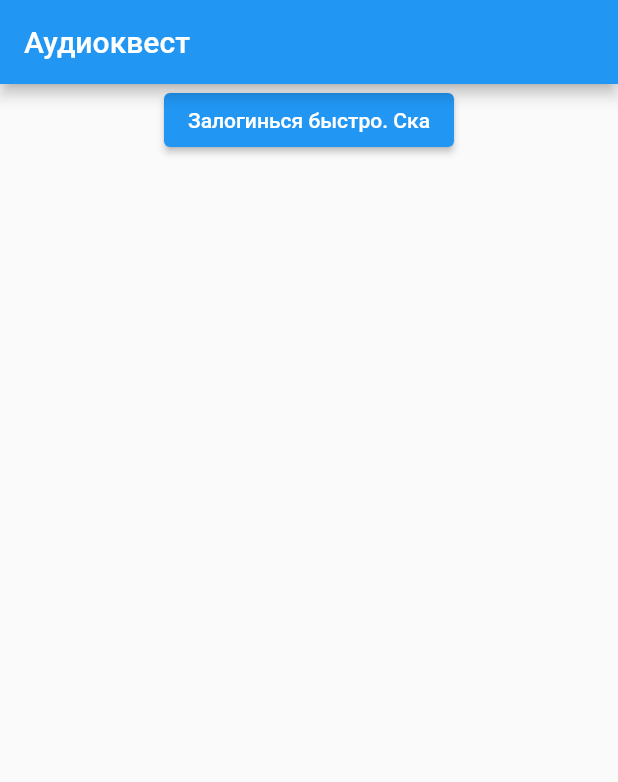
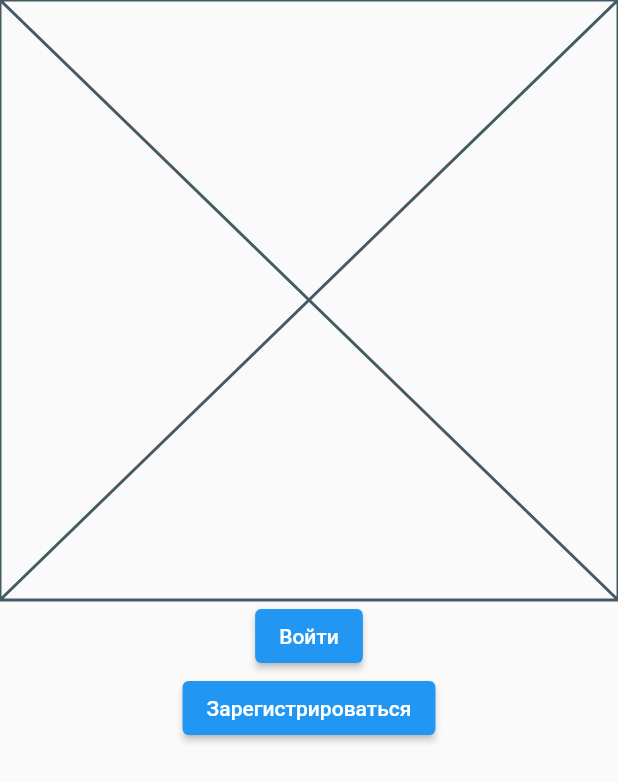
Before and after one commit to zhizhilev/audio_quest, a Flutter app: the screen it shows after launch, on a phone screen of 412 x 824 dp. Shown: the top 782 px of the screen. Run offline on Flutter 3.47's test engine with Material 2 defaults, Android fonts, the phone set to English and light mode, and no system bars; our stand-ins replace dio, flutter_mobx, just_audio, mobx, rxdart, speech_to_text; generated files the repository leaves out were written again.

Commit message:
begin navigation продолжение

```diff
--- a/lib/internal/application.dart
+++ b/lib/internal/application.dart
@@ -1,3 +1,4 @@
+import 'package:audio_quest/presentation/main.dart';
 import 'package:flutter/material.dart';
 import 'package:audio_quest/presentation/home.dart';
 import 'package:audio_quest/presentation/login.dart';
@@ -22,7 +23,13 @@ class _AppBodyState extends State<AppBody> {
   @override
   Widget build(BuildContext context) {
     return MaterialApp(
-      home: Login()
+      // home: Login()
+      initialRoute: '/',
+      routes: {
+        '/': (context) => Main(),
+        '/login': (context) => Login(),
+        '/home': (context) => Home(),
+      },
     );
   }
 
--- a/lib/presentation/login.dart
+++ b/lib/presentation/login.dart
@@ -1,10 +1,4 @@
-import 'package:audio_quest/presentation/home.dart';
 import 'package:flutter/material.dart';
-import 'package:rxdart/rxdart.dart';
-
-import 'package:flutter_mobx/flutter_mobx.dart';
-import 'package:audio_quest/domain/state/home/home_state.dart';
-import 'package:audio_quest/internal/dependencies/home_module.dart';
 
 class Login extends StatefulWidget {
   @override
@@ -33,9 +27,7 @@ class _LoginState extends State<Login> {
             ElevatedButton(
                 child: Text("Залогинься быстро. Ска"),
                 onPressed: () {
-                  Navigator.push(context, MaterialPageRoute(
-                      builder: (context) => Home()
-                  ));
+                  Navigator.pushNamed(context, '/home');
                 }),
 
 
--- /dev/null
+++ b/lib/presentation/main.dart
@@ -0,0 +1,49 @@
+import 'package:flutter/material.dart';
+
+class Main extends StatefulWidget {
+  @override
+  _MainState createState() => _MainState();
+}
+
+class _MainState extends State<Main> {
+
+  @override
+  void initState() {
+    super.initState();
+    print("init Main");
+  }
+
+
+
+  @override
+  Widget build(BuildContext context) {
+    return Scaffold(
+      // appBar: AppBar(
+      //   title: const Text('Аудиоквест'),
+      // ),
+      body: Center(
+        child: Column(
+          children: [
+            Placeholder(),
+            ElevatedButton(
+                child: Text("Войти"),
+                onPressed: () {
+                  Navigator.pushNamed(context, '/home');
+                }),
+            ElevatedButton(
+                child: Text("Зарегистрироваться"),
+                onPressed: () {
+                  Navigator.pushNamed(context, '/registration');
+                }),
+
+
+          ],
+        ),
+      ),
+    );
+  }
+
+
+
+
+}
```
